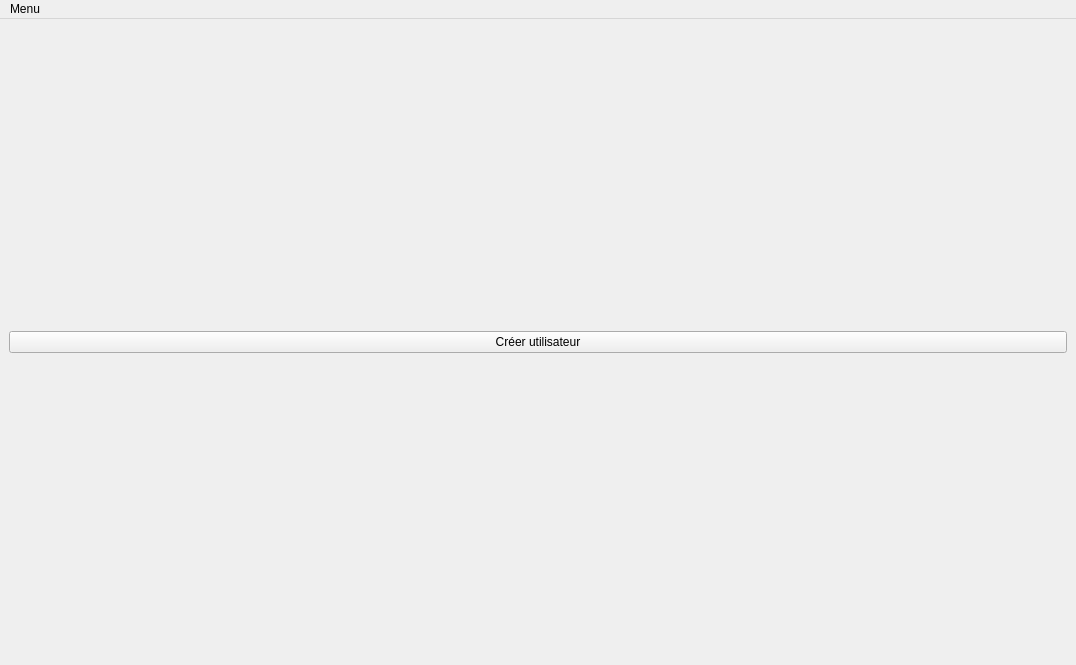
Before: the Qt Designer form mainwindow.ui in NicoAnth/TER-Card, drawn with Qt 5.
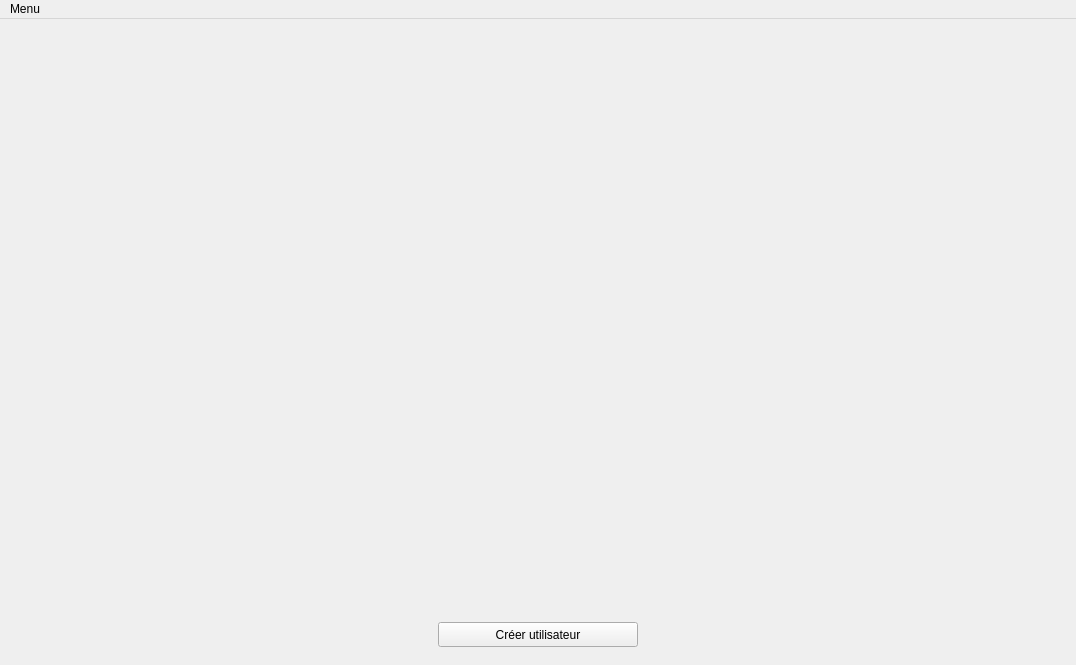
After: the same form once the commit is applied.

Commit message: New layout structure still not working properly

```diff
--- a/mainwindow.ui
+++ b/mainwindow.ui
@@ -19,15 +19,70 @@
    </property>
    <layout class="QGridLayout" name="gridLayout">
     <item row="1" column="0">
-     <widget class="QPushButton" name="pushButton">
-      <property name="text">
-       <string>Créer utilisateur</string>
-      </property>
+     <widget class="QWidget" name="widget" native="true">
+      <layout class="QGridLayout" name="gridLayout_2">
+       <item row="0" column="1">
+        <layout class="QVBoxLayout" name="v1">
+         <item>
+          <layout class="QHBoxLayout" name="h1">
+           <item>
+            <widget class="QWidget" name="blockW" native="true">
+             <property name="sizePolicy">
+              <sizepolicy hsizetype="Preferred" vsizetype="Preferred">
+               <horstretch>0</horstretch>
+               <verstretch>0</verstretch>
+              </sizepolicy>
+             </property>
+             <property name="minimumSize">
+              <size>
+               <width>0</width>
+               <height>0</height>
+              </size>
+             </property>
+             <property name="sizeIncrement">
+              <size>
+               <width>0</width>
+               <height>0</height>
+              </size>
+             </property>
+             <property name="baseSize">
+              <size>
+               <width>2500</width>
+               <height>0</height>
+              </size>
+             </property>
+             <property name="mouseTracking">
+              <bool>false</bool>
+             </property>
+            </widget>
+           </item>
+          </layout>
+         </item>
+         <item>
+          <layout class="QHBoxLayout" name="h2"/>
+         </item>
+         <item>
+          <layout class="QHBoxLayout" name="h3">
+           <item>
+            <widget class="QPushButton" name="create_userPB">
+             <property name="maximumSize">
+              <size>
+               <width>200</width>
+               <height>25</height>
+              </size>
+             </property>
+             <property name="text">
+              <string>Créer utilisateur</string>
+             </property>
+            </widget>
+           </item>
+          </layout>
+         </item>
+        </layout>
+       </item>
+      </layout>
      </widget>
     </item>
-    <item row="0" column="0">
-     <layout class="QHBoxLayout" name="v1"/>
-    </item>
    </layout>
   </widget>
   <widget class="QMenuBar" name="menubar">
```
Left out of the diff: 24 changed lines with no effect on the pictures. The commit also changes 9 other files.
